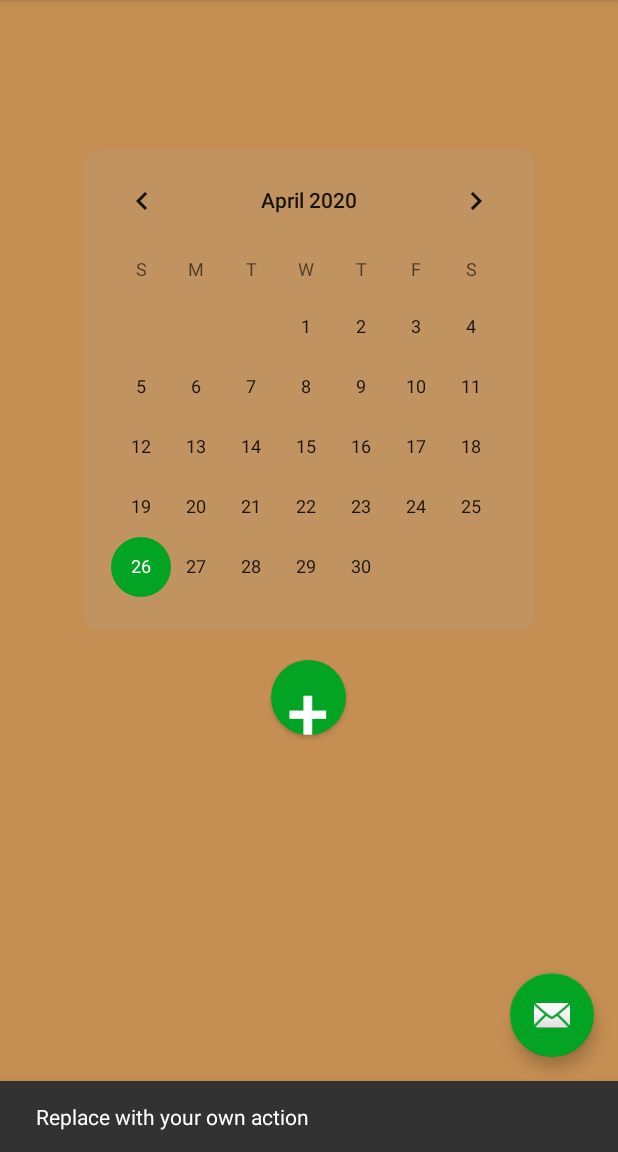
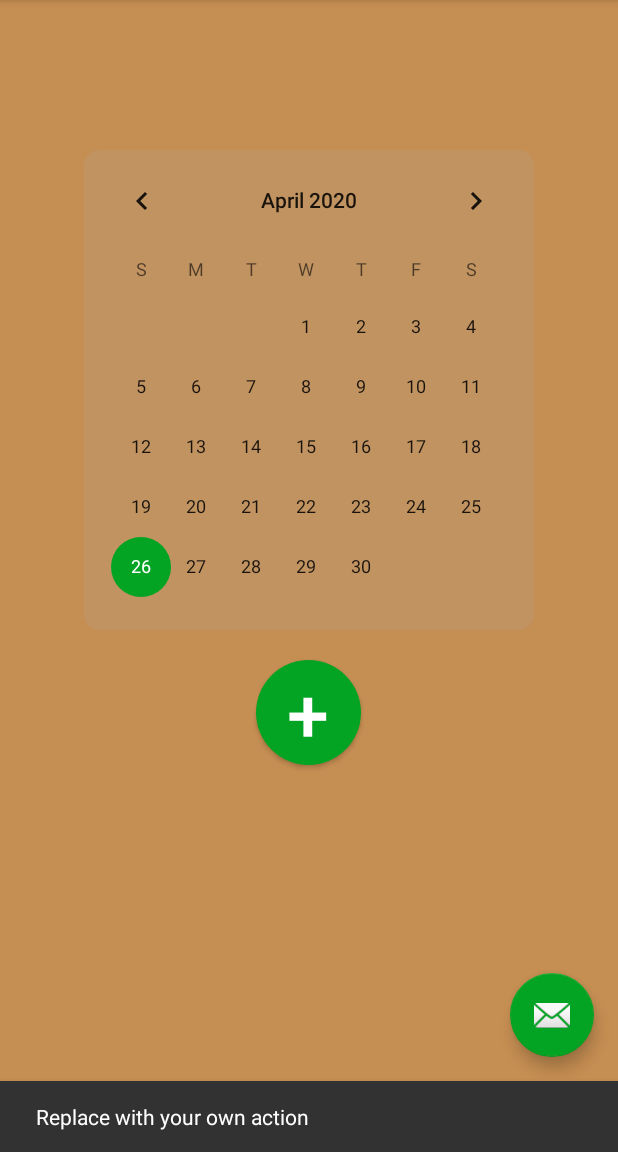
Before and after one commit to Marcellofabbri/FitnessStand-Android, an Android app: the screen it shows after launch (MainActivity), after a tap on an icon or button, on a phone screen of 412 x 824 dp, the part 84-1236 px from its top. Run offline under Robolectric (Android 15) with nearby library versions, the phone set to English and light mode, and no system bars.

Commit message:
change button size

```diff
--- a/app/src/main/res/layout/fragment_first.xml
+++ b/app/src/main/res/layout/fragment_first.xml
@@ -29,8 +29,8 @@
         android:padding="0dp"
         android:layout_gravity="center"
         android:layout_marginTop="20dp"
-        android:layout_width="50dp"
-        android:layout_height="50dp"
+        android:layout_width="70dp"
+        android:layout_height="70dp"
         android:background="@drawable/logworkout"
         android:text="@string/log_workout"
         android:textSize="50dp"
```
